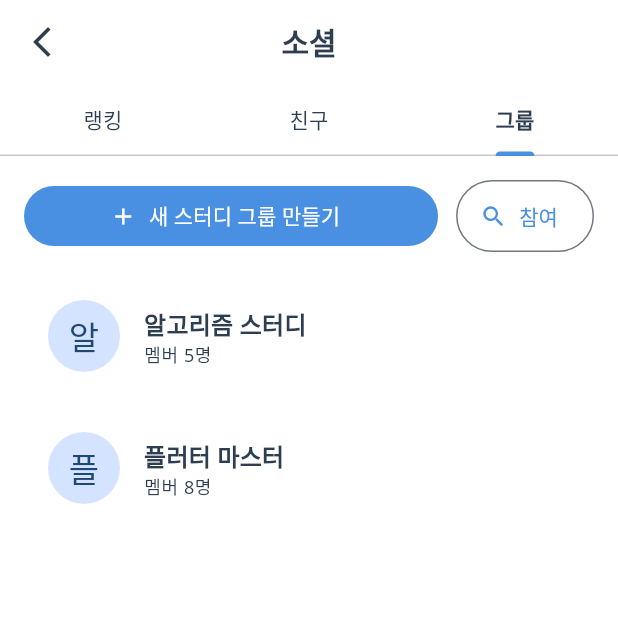
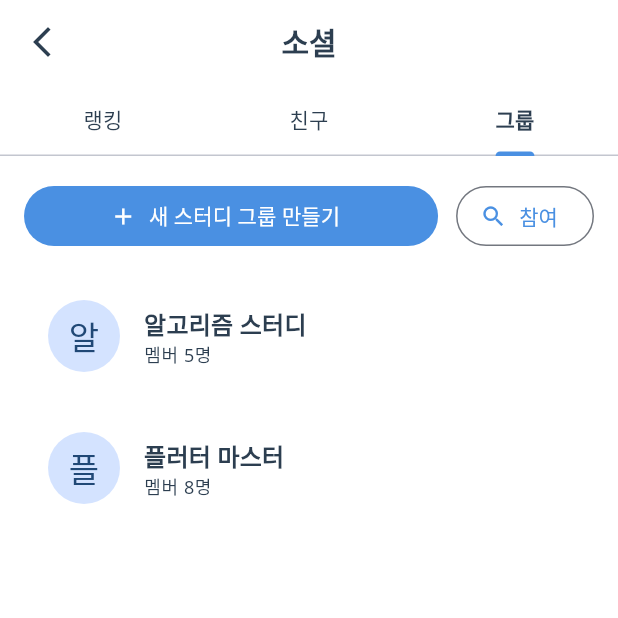
Before and after one commit to YoungGilMad/frontend, a Flutter app: the SocialScreen screen opened directly, tab 3 chosen, on a phone screen of 412 x 824 dp, the top half of it. Run offline on Flutter 3.47's test engine with Material 3 defaults, Android fonts, the light colour scheme and no system bars; our stand-ins replace fl_chart, flutter_dotenv, flutter_svg, google_fonts, shared_preferences, table_calendar; accounts and stored records are empty; network calls fail.

Commit message:
room modify

```diff
--- a/lib/presentation/widgets/social/group_widget.dart
+++ b/lib/presentation/widgets/social/group_widget.dart
@@ -51,7 +51,7 @@ class GroupWidget extends StatelessWidget {
                 icon: const Icon(Icons.search),
                 label: const Text('참여'),
                 style: OutlinedButton.styleFrom(
-                  minimumSize: const Size(0, 48),
+                  minimumSize: const Size(0, 40),
                 ),
               ),
             ],
```
